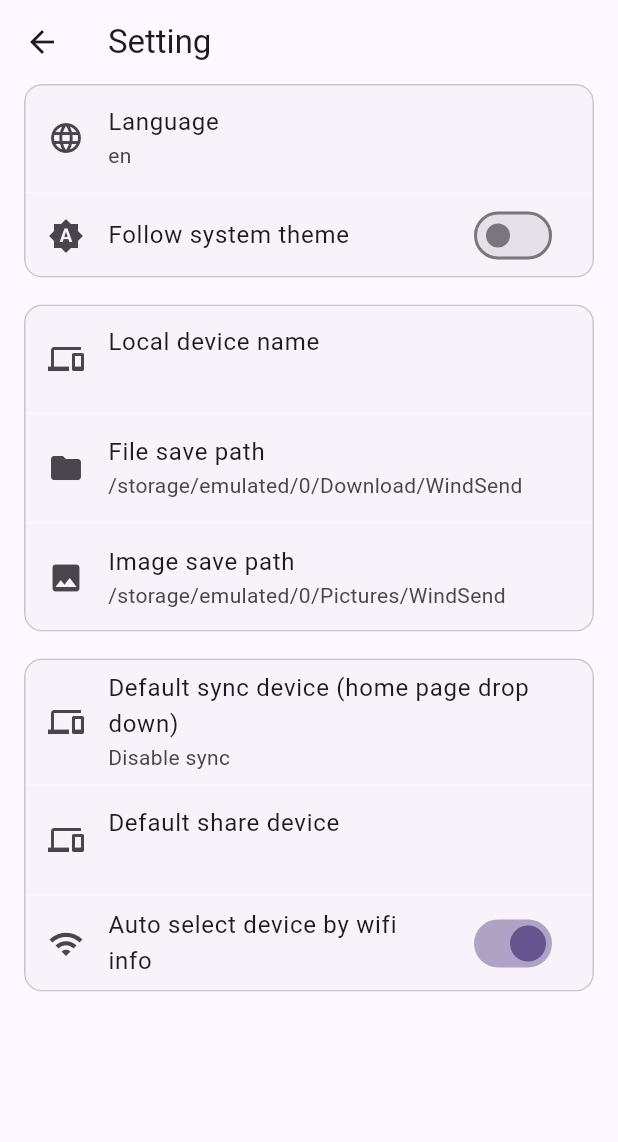
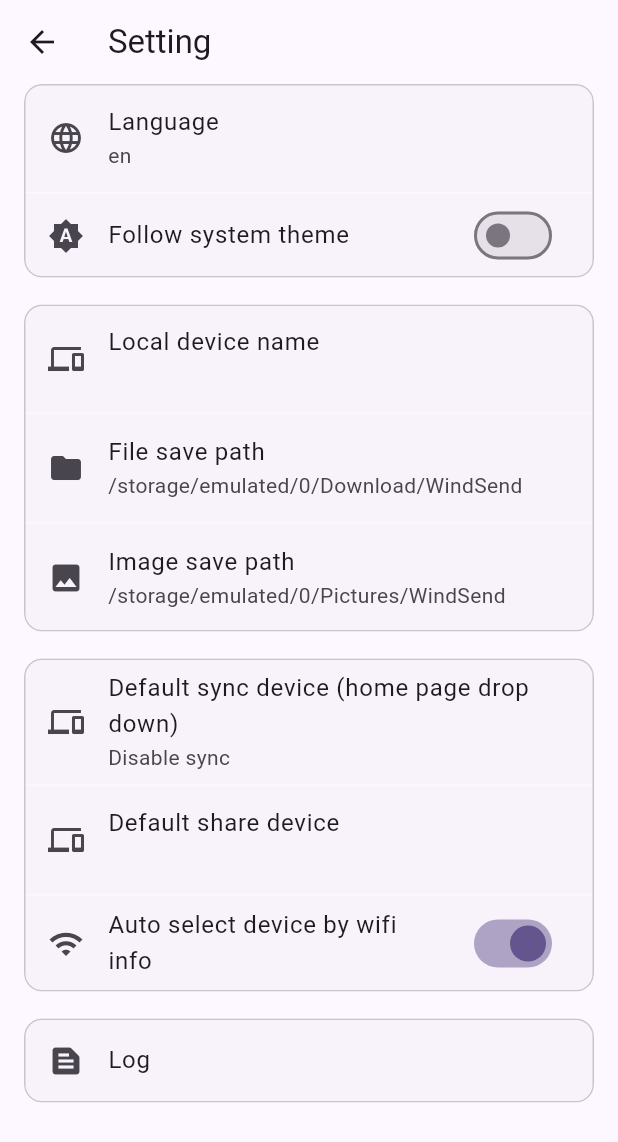
Before and after one commit to doraemonkeys/WindSend, a Flutter app: the SettingPage screen opened directly with empty values, on a phone screen of 412 x 824 dp. Shown: the top 1142 px of the screen. Run offline on Flutter 3.47's test engine with Material 3 defaults, Android fonts, the phone set to English and light mode, and no system bars; our stand-ins replace basic_utils, convert, cookie_jar, custom_refresh_indicator, device_info_plus, dio and 10 more; missing offline and left inert: cryptography_plus, fast_file_picker, media_scanner, network_info_plus, saf_stream, share_handler and 1 more; accounts and stored records are empty.

Commit message:
feat:log view

```diff
--- a/flutter/wind_send/lib/device.dart
+++ b/flutter/wind_send/lib/device.dart
@@ -26,12 +26,13 @@ import 'file_transfer.dart';
 import 'utils/utils.dart';
 import 'utils/x509.dart';
 import 'web.dart';
-import 'cnf.dart';
+import 'db/shared_preferences/cnf.dart';
 import 'protocol/protocol.dart';
 import 'file_picker/filepicker.dart';
 // import 'main.dart';
 import 'protocol/relay/handshake.dart';
 import 'socket.dart';
+import 'utils/logger.dart';
 
 // import 'package:flutter/services.dart' show rootBundle;
 
--- a/flutter/wind_send/lib/device_card.dart
+++ b/flutter/wind_send/lib/device_card.dart
@@ -16,9 +16,10 @@ import 'text_edit.dart';
 import 'utils/utils.dart';
 import 'ui/device_setting/device_edit.dart';
 import 'device.dart';
-import 'cnf.dart';
+import 'db/shared_preferences/cnf.dart';
 import 'toast.dart';
 import 'indicator.dart';
+import 'utils/logger.dart';
 
 class DeviceCard extends StatefulWidget {
   final Device device;
--- a/flutter/wind_send/lib/language.dart
+++ b/flutter/wind_send/lib/language.dart
@@ -94,6 +94,11 @@ mixin AppLocale {
   static const String domains = 'domains';
   static const String noDomains = 'noDomains';
   static const String sniDomain = 'sniDomain';
+  static const String logView = 'logView';
+  static const String exportLog = 'exportLog';
+  static const String clearLog = 'clearLog';
+  static const String logLevel = 'logLevel';
+  static const String logCleared = 'logCleared';
 
   static const Map<String, dynamic> zh = {
     appBarTitle: '风传',
@@ -192,6 +197,11 @@ mixin AppLocale {
     domains: '域名',
     noDomains: '无域名',
     sniDomain: 'SNI域名',
+    logView: '日志',
+    exportLog: '导出日志',
+    clearLog: '清空日志',
+    logLevel: '日志级别',
+    logCleared: '日志已清空',
   };
 
   static const Map<String, dynamic> en = {
@@ -294,6 +304,11 @@ mixin AppLocale {
     domains: 'Domains',
     noDomains: 'No domains',
     sniDomain: 'SNI Domain',
+    logView: 'Log',
+    exportLog: 'Export Log',
+    clearLog: 'Clear Log',
+    logLevel: 'Log Level',
+    logCleared: 'Log cleared',
   };
 
   static List<String> getSupportLanguageCode() {
--- a/flutter/wind_send/lib/protocol/relay/handshake.dart
+++ b/flutter/wind_send/lib/protocol/relay/handshake.dart
@@ -8,7 +8,7 @@ import 'package:wind_send/protocol/relay/model.dart' as model;
 import 'package:wind_send/utils/utils.dart';
 import 'package:wind_send/crypto/aes.dart';
 import 'package:wind_send/device.dart';
-import 'package:wind_send/cnf.dart';
+import 'package:wind_send/db/shared_preferences/cnf.dart';
 import 'package:cryptography_plus/cryptography_plus.dart'
     show SimplePublicKey, SimpleKeyPair, X25519;
 
--- a/flutter/wind_send/lib/ui/device_setting/device_edit.dart
+++ b/flutter/wind_send/lib/ui/device_setting/device_edit.dart
@@ -5,7 +5,7 @@ import 'package:flutter_localization/flutter_localization.dart';
 // import 'package:filesaverz/filesaverz.dart';
 import 'dart:io' show Platform;
 // import 'package:wind_send/protocol/relay/handshake.dart';
-import '../../cnf.dart';
+import '../../db/shared_preferences/cnf.dart';
 import '../../language.dart';
 import '../../utils/utils.dart';
 import '../../device.dart';
--- a/flutter/wind_send/lib/ui/device_setting/relay_setting.dart
+++ b/flutter/wind_send/lib/ui/device_setting/relay_setting.dart
@@ -2,7 +2,7 @@ import 'package:flutter/material.dart';
 import 'package:flutter/services.dart';
 import 'package:flutter_localization/flutter_localization.dart';
 import 'package:wind_send/protocol/relay/handshake.dart';
-import '../../cnf.dart';
+import '../../db/shared_preferences/cnf.dart';
 import '../../language.dart';
 import '../../utils/utils.dart';
 import '../../device.dart';
--- a/flutter/wind_send/lib/ui/setting/setting.dart
+++ b/flutter/wind_send/lib/ui/setting/setting.dart
@@ -2,10 +2,11 @@ import 'package:flutter/material.dart';
 import 'package:flutter_localization/flutter_localization.dart';
 import 'package:file_picker/file_picker.dart';
 
-import '../../cnf.dart';
+import '../../db/shared_preferences/cnf.dart';
 import '../../language.dart';
 import '../../utils/utils.dart';
 import '../../device.dart';
+import 'log_view.dart';
 
 class SettingPage extends StatefulWidget {
   final List<Locale> languageCodes;
@@ -65,6 +66,7 @@ class _SettingPageState extends State<SettingPage> {
               autoSelectShareDeviceSetting(context),
             ],
           ),
+          _SettingsSection(children: [logViewSetting(context)]),
         ],
       ),
     );
@@ -75,7 +77,7 @@ class _SettingPageState extends State<SettingPage> {
       title: Text(context.formatString(AppLocale.followSystemTheme, [])),
       secondary: const Icon(Icons.brightness_auto),
       value: followSystemTheme,
-      activeColor: Theme.of(context).colorScheme.primary,
+      activeThumbColor: Theme.of(context).colorScheme.primary,
       onChanged: (value) {
         setState(() {
           followSystemTheme = value;
@@ -279,6 +281,19 @@ class _SettingPageState extends State<SettingPage> {
     );
   }
 
+  Widget logViewSetting(BuildContext context) {
+    return ListTile(
+      leading: const Icon(Icons.text_snippet),
+      title: Text(context.formatString(AppLocale.logView, [])),
+      onTap: () {
+        Navigator.push(
+          context,
+          MaterialPageRoute(builder: (context) => const LogViewPage()),
+        );
+      },
+    );
+  }
+
   Widget languageSetting(BuildContext context) {
     return ListTile(
       leading: const Icon(Icons.language),
--- /dev/null
+++ b/flutter/wind_send/lib/utils/logger.dart
@@ -0,0 +1,89 @@
+import 'dart:async';
+import 'dart:developer' as dev;
+
+import 'package:logger/logger.dart';
+import 'dart:io';
+import 'package:path/path.dart' as filepathpkg;
+import 'package:path_provider/path_provider.dart';
+// import 'package:wind_send/main.dart';
+
+class MyLogFilter extends LogFilter {
+  @override
+  bool shouldLog(LogEvent event) {
+    var shouldLog = false;
+    if (event.level.value >= level!.value) {
+      shouldLog = true;
+    }
+    return shouldLog;
+  }
+}
+
+class SharedLogger {
+  static SharedLogger? _instance;
+  static late final Logger _logger;
+  static File? _logFile;
+
+  SharedLogger._internal([Logger? l]) {
+    _logger =
+        l ??
+        Logger(
+          printer: PrettyPrinter(
+            methodCount: 0,
+            errorMethodCount: 4,
+            lineLength: 50,
+            colors: true,
+            printEmojis: true,
+            dateTimeFormat: DateTimeFormat.onlyTimeAndSinceStart,
+          ),
+          level: Level.trace,
+        );
+  }
+
+  static Future<void> initFileLogger(
+    String programName, {
+    Level logLevel = Level.trace,
+  }) async {
+    var appDocDir = await getApplicationDocumentsDirectory();
+    var logDir = Directory(
+      filepathpkg.join(appDocDir.path, programName, 'logs'),
+    );
+    if (!logDir.existsSync()) {
+      logDir.createSync(recursive: true);
+    }
+    var logFile = File(filepathpkg.join(logDir.path, '$programName.log'));
+    _logFile = logFile;
+    dev.log('log file: ${logFile.path}');
+    if (!logFile.existsSync()) {
+      logFile.createSync();
+    }
+    var l = Logger(
+      filter: MyLogFilter(),
+      printer: PrettyPrinter(
+        methodCount: 0,
+        errorMethodCount: 10,
+        lineLength: 50,
+        colors: true,
+        printEmojis: true,
+        dateTimeFormat: DateTimeFormat.dateAndTime,
+      ),
+      level: logLevel,
+      output: MultiOutput([ConsoleOutput(), FileOutput(file: logFile)]),
+    );
+    _instance = SharedLogger._internal(l);
+  }
+
+  factory SharedLogger() {
+    _instance ??= SharedLogger._internal();
+    return _instance!;
+  }
+
+  Logger get logger => _logger;
+
+  static File? get logFile => _logFile;
+
+  static Future<void> clearLog() async {
+    if (_logFile != null && await _logFile!.exists()) {
+      await _logFile!.writeAsString('');
+    }
+  }
+}
```
Also changed, not shown: flutter/wind_send/lib/db/shared_preferences/cnf.dart (renamed from flutter/wind_send/lib/cnf.dart, +22 -4 lines), flutter/wind_send/lib/main.dart (+8 -3 lines), flutter/wind_send/lib/ui/setting/log_view.dart (added, +172 -0 lines), flutter/wind_send/lib/utils/utils.dart (+2 -72 lines).
